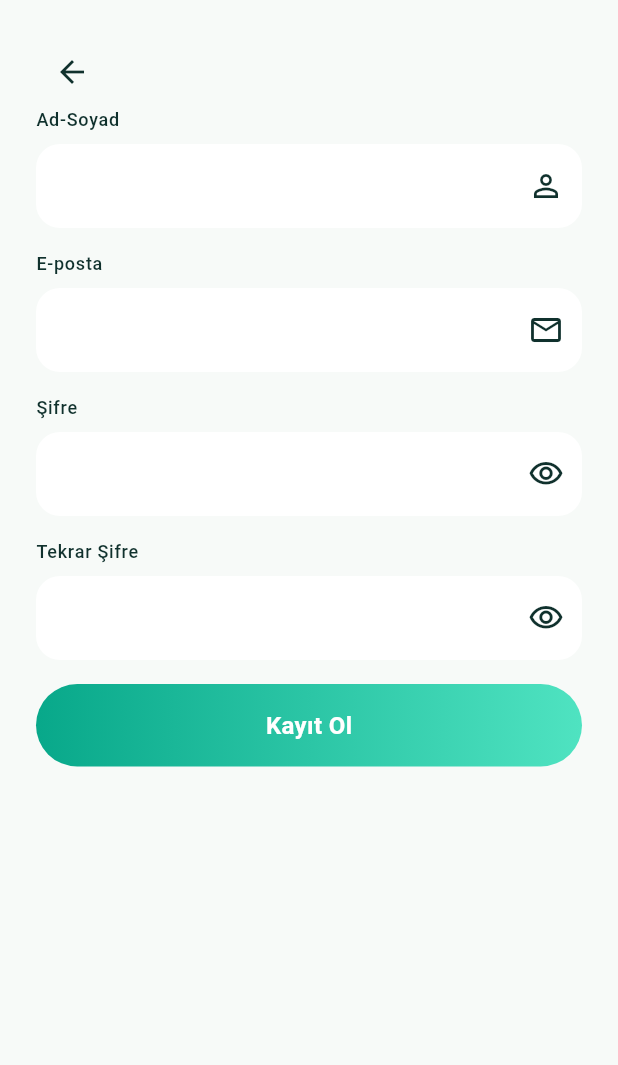
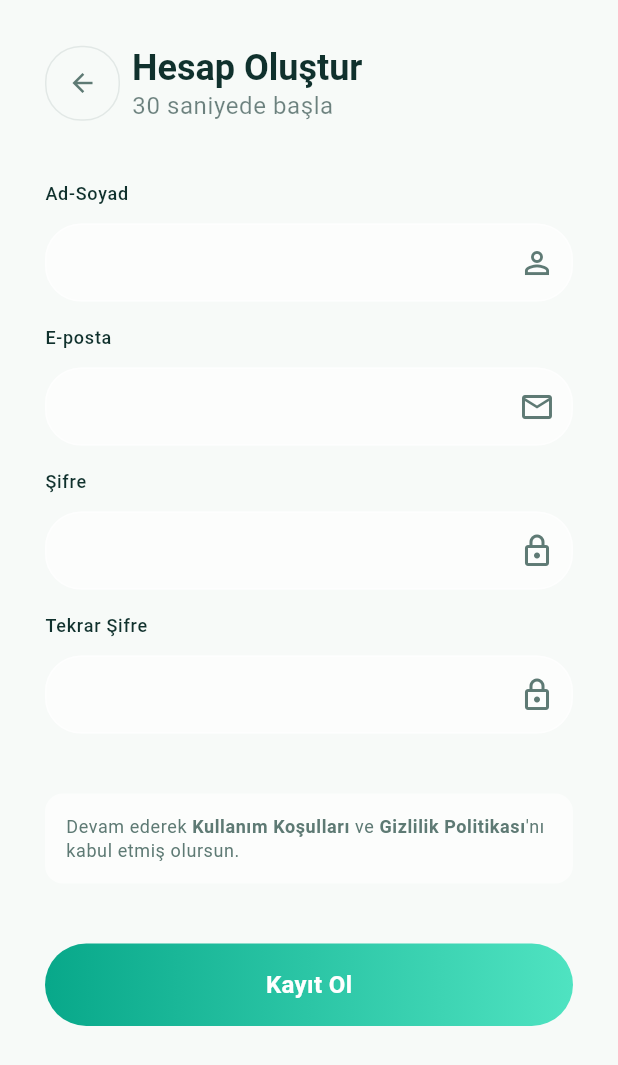
Before and after one commit to Fiaxus/harcama_takip_uygulamasi, a Flutter app: the screen it shows after launch, after a tap on "Giriş Yap", after a tap on "Hesabın yok mu? Kayıt Ol", on a phone screen of 412 x 824 dp. Shown: the top 1065 px of the screen. Run offline on Flutter 3.47's test engine with Material 3 defaults, Android fonts, the phone set to English and light mode, and no system bars; our stand-ins replace firebase_core, flutter_lucide, go_router; accounts and stored records are empty.

Commit message:
Klasör yapısı düzenlendi ve görsel iyileştirme uygulandı

```diff
--- a/lib/main.dart
+++ b/lib/main.dart
@@ -1,6 +1,7 @@
 import 'package:flutter/material.dart';
 
 import 'routes/app_router.dart';
+import 'theme/app_theme.dart';
 
 void main() {
   runApp(const MyApp());
@@ -11,49 +12,13 @@ class MyApp extends StatelessWidget {
 
   @override
   Widget build(BuildContext context) {
-    final lightColorScheme = ColorScheme.light(
-      primary: const Color(0xFF08A88A),
-      surface: const Color(0xFFFFFFFF), // card
-      onSurface: const Color(0xFF10312D), // foreground
-      secondary: const Color(0xFFE0912F), // accent
-      error: const Color(0xFFDC4A38), // destructive
-    );
-    final darkColorScheme = ColorScheme.dark(
-      primary: const Color(0xFF4FE3C1),
-      surface: const Color(0xFF1B232B), // card
-      onSurface: const Color(0xFFEEF6F4), // foreground
-      secondary: const Color(0xFFF0AE4C), // accent
-      error: const Color(0xFFF2745F), // destructive
-    );
     return MaterialApp.router(
       debugShowCheckedModeBanner: false,
       title: 'Harcama Takip Uygulaması',
-      theme: ThemeData(
-        colorScheme: lightColorScheme,
-        scaffoldBackgroundColor: const Color(0xFFF7FAF8),
-        useMaterial3: true,
-        inputDecorationTheme: InputDecorationTheme(
-          filled: true,
-          fillColor: lightColorScheme.surface,
-          border: OutlineInputBorder(
-            borderRadius: BorderRadius.circular(16),
-            borderSide: BorderSide.none,
-          ),
-        ),
-      ),
-      darkTheme: ThemeData(
-        colorScheme: darkColorScheme,
-        scaffoldBackgroundColor: const Color(0xFF12181E),
-        useMaterial3: true,
-        inputDecorationTheme: InputDecorationTheme(
-          filled: true,
-          fillColor: darkColorScheme.surface,
-          border: OutlineInputBorder(
-            borderRadius: BorderRadius.circular(16),
-            borderSide: BorderSide.none,
-          ),
-        ),
-      ),
+
+      theme: AppTheme.lightTheme,
+      darkTheme: AppTheme.darkTheme,
+
       themeMode: ThemeMode.system,
       routerConfig: router,
     );
--- a/lib/screens/auth/login_screen.dart
+++ b/lib/screens/auth/login_screen.dart
@@ -20,7 +20,7 @@ class _LoginScreenState extends State<LoginScreen> {
   Widget build(BuildContext context) {
     return Scaffold(
       body: Padding(
-        padding: EdgeInsets.all(24),
+        padding: EdgeInsets.all(30),
         child: Form(
           key: formKey,
           child: SingleChildScrollView(
@@ -88,15 +88,16 @@ class _LoginScreenState extends State<LoginScreen> {
                     },
                     child: const Text(
                       'Şifremi unuttum',
-                      style: TextStyle(fontSize: 14),
+                      style: TextStyle(fontSize: 16),
                     ),
                   ),
                 ),
+                const SizedBox(height: 16),
                 AppGradientButton(
                   label: 'Giriş Yap',
                   onPressed: () {
                     if (formKey.currentState!.validate()) {
-                      print('Form Geçerli!');
+                      debugPrint('Form Geçerli!');
                     }
                   },
                 ),
@@ -131,19 +132,30 @@ class _LoginScreenState extends State<LoginScreen> {
                     onPressed: () {
                       // Google ile giriş ekle
                     },
-                    icon: const Icon(Icons.g_mobiledata, size: 40),
+                    style: OutlinedButton.styleFrom(
+                      padding: const EdgeInsets.symmetric(vertical: 14),
+                      foregroundColor: Theme.of(context).colorScheme.onSurface,
+                      shape: RoundedRectangleBorder(
+                        borderRadius: BorderRadiusGeometry.circular(30),
+                      ),
+                    ),
                     label: const Text(
                       'Google ile devam et',
                       style: TextStyle(fontSize: 20),
                     ),
                   ),
                 ),
-                SizedBox(height: 16),
-                TextButton(
-                  onPressed: () {
-                    context.go('/register');
-                  },
-                  child: Text('Hesabın yok mu? Kayıt Ol'),
+                SizedBox(height: 40),
+                Center(
+                  child: TextButton(
+                    onPressed: () {
+                      context.go('/register');
+                    },
+                    child: Text(
+                      'Hesabın yok mu? Kayıt Ol',
+                      style: TextStyle(fontSize: 16),
+                    ),
+                  ),
                 ),
               ],
             ),
--- a/lib/screens/auth/register_screen.dart
+++ b/lib/screens/auth/register_screen.dart
@@ -20,8 +20,9 @@ class _RegisterScreenState extends State<RegisterScreen> {
   @override
   Widget build(BuildContext context) {
     return Scaffold(
-      body: Padding(
-        padding: EdgeInsets.all(24),
+      body: SafeArea(
+        child: Padding(
+          padding: EdgeInsets.all(30),
           child: Form(
             key: formKey,
             child: SingleChildScrollView(
@@ -29,12 +30,48 @@ class _RegisterScreenState extends State<RegisterScreen> {
                 crossAxisAlignment: CrossAxisAlignment.start,
 
                 children: [
-                IconButton(
+                  Row(
+                    children: [
+                      Container(
+                        decoration: BoxDecoration(
+                          border: Border.all(
+                            color: Theme.of(context).colorScheme.outline,
+                          ),
+                          borderRadius: BorderRadius.circular(24),
+                        ),
+                        child: IconButton(
                           onPressed: () {
                             context.go('/login');
                           },
-                  icon: Icon(Icons.arrow_back),
+                          icon: const Icon(Icons.arrow_back, size: 20),
                         ),
+                      ),
+                      const SizedBox(width: 8),
+                      Column(
+                        crossAxisAlignment: CrossAxisAlignment.start,
+                        children: [
+                          Text(
+                            'Hesap Oluştur',
+                            style: Theme.of(context).textTheme.titleLarge
+                                ?.copyWith(
+                                  fontWeight: FontWeight.bold,
+                                  fontSize: 24,
+                                ),
+                          ),
+                          Text(
+                            '30 saniyede başla',
+                            style: Theme.of(context).textTheme.bodySmall
+                                ?.copyWith(
+                                  color: Theme.of(context).colorScheme.onSurface
+                                      .withValues(alpha: 0.6),
+                                  fontSize: 16,
+                                ),
+                          ),
+                        ],
+                      ),
+                    ],
+                  ),
+                  const SizedBox(height: 40),
                   AppTextField(
                     label: 'Ad-Soyad',
                     controller: nameController,
@@ -65,7 +102,7 @@ class _RegisterScreenState extends State<RegisterScreen> {
                   AppTextField(
                     label: 'Şifre',
                     controller: passwordController,
-                  icon: Icons.visibility_outlined,
+                    icon: Icons.lock_outlined,
                     validator: (value) {
                       if (value == null || value.isEmpty) {
                         return 'Şifre boş olamaz';
@@ -81,7 +118,7 @@ class _RegisterScreenState extends State<RegisterScreen> {
                   AppTextField(
                     label: 'Tekrar Şifre',
                     controller: againPasswordController,
-                  icon: Icons.visibility_outlined,
+                    icon: Icons.lock_outlined,
                     validator: (value) {
                       if (value == null || value.isEmpty) {
                         return 'Şifre tekrarı boş olamaz';
@@ -92,17 +129,47 @@ class _RegisterScreenState extends State<RegisterScreen> {
                     },
                     obscureText: true,
                   ),
-                SizedBox(height: 16),
+                  SizedBox(height: 40),
+                  Container(
+                    padding: const EdgeInsets.all(14),
+                    decoration: BoxDecoration(
+                      color: Theme.of(context).colorScheme.surface
+                          .withValues(alpha: 0.6),
+                      borderRadius: BorderRadius.circular(12),
+                    ),
+                    child: RichText(
+                      text: TextSpan(
+                        style: Theme.of(context).textTheme.bodySmall?.copyWith(
+                          color: Theme.of(context).colorScheme.onSurfaceVariant,
+                        ),
+                        children: const [
+                          TextSpan(text: 'Devam ederek '),
+                          TextSpan(
+                            text: 'Kullanım Koşulları',
+                            style: TextStyle(fontWeight: FontWeight.bold),
+                          ),
+                          TextSpan(text: ' ve '),
+                          TextSpan(
+                            text: 'Gizlilik Politikası',
+                            style: TextStyle(fontWeight: FontWeight.bold),
+                          ),
+                          TextSpan(text: '\'nı kabul etmiş olursun.'),
+                        ],
+                      ),
+                    ),
+                  ),
+                  const SizedBox(height: 40),
                   AppGradientButton(
                     label: 'Kayıt Ol',
                     onPressed: () {
                       if (formKey.currentState!.validate()) {
-                      print('Form geçerli!');
+                        debugPrint('Form geçerli!');
                       }
                     },
                   ),
                   SizedBox(height: 16),
                 ],
+              ),
             ),
           ),
         ),
--- /dev/null
+++ b/lib/theme/app_theme.dart
@@ -0,0 +1,55 @@
+import 'package:flutter/material.dart';
+
+class AppTheme {
+  static final lightColorScheme = ColorScheme.light(
+    primary: const Color(0xFF08A88A),
+    tertiary: const Color(0xFF4FE3C1),
+    surface: const Color(0xFFFFFFFF),
+    onSurface: const Color(0xFF10312D),
+    secondary: const Color(0xFFE0912F),
+    error: const Color(0xFFDC4A38),
+    outline: const Color(0xFFE2E8E6),
+    onSurfaceVariant: const Color(0xFF5E7A74),
+  );
+
+  static final darkColorScheme = ColorScheme.dark(
+    primary: const Color(0xFF4FE3C1),
+    tertiary: const Color(0xFF08A88A),
+    surface: const Color(0xFF1B232B),
+    onSurface: const Color(0xFFEEF6F4),
+    secondary: const Color(0xFFF0AE4C),
+    error: const Color(0xFFF2745F),
+    outline: Colors.white.withValues(alpha: 0.09),
+    onSurfaceVariant: const Color(0xFFA3B8B2),
+  );
+
+  static final lightTheme = ThemeData(
+    colorScheme: lightColorScheme,
+    scaffoldBackgroundColor: const Color(0xFFF7FAF8),
+    useMaterial3: true,
+    inputDecorationTheme: InputDecorationTheme(
+      filled: true,
+      fillColor: lightColorScheme.surface.withValues(alpha: 0.6),
+      contentPadding: const EdgeInsets.symmetric(horizontal: 14, vertical: 14),
+      border: OutlineInputBorder(
+        borderRadius: BorderRadius.circular(12),
+        borderSide: BorderSide(color: lightColorScheme.outline),
+      ),
+    ),
+  );
+
+  static final darkTheme = ThemeData(
+    colorScheme: darkColorScheme,
+    scaffoldBackgroundColor: const Color(0xFF12181E),
+    useMaterial3: true,
+    inputDecorationTheme: InputDecorationTheme(
+      filled: true,
+      fillColor: darkColorScheme.surface.withValues(alpha: 0.6),
+      contentPadding: const EdgeInsets.symmetric(horizontal: 14, vertical: 14),
+      border: OutlineInputBorder(
+        borderRadius: BorderRadius.circular(12),
+        borderSide: BorderSide(color: darkColorScheme.outline),
+      ),
+    ),
+  );
+}
--- a/lib/widgets/app_gradient_button.dart
+++ b/lib/widgets/app_gradient_button.dart
@@ -19,7 +19,7 @@ class AppGradientButton extends StatelessWidget {
           gradient: LinearGradient(
             colors: [
               Theme.of(context).colorScheme.primary,
-              const Color(0xFF4FE3C1),
+              Theme.of(context).colorScheme.tertiary,
             ],
           ),
           borderRadius: BorderRadius.circular(30),
--- a/lib/widgets/app_text_field.dart
+++ b/lib/widgets/app_text_field.dart
@@ -22,29 +22,35 @@ class AppTextField extends StatelessWidget {
       crossAxisAlignment: CrossAxisAlignment.start,
       children: [
         Text(label, style: Theme.of(context).textTheme.labelMedium),
-        const SizedBox(height: 8),
+        const SizedBox(height: 12),
         TextFormField(
           controller: controller,
           validator: validator,
           obscureText: obscureText,
           decoration: InputDecoration(
             suffixIcon: Icon(icon),
+            enabledBorder: OutlineInputBorder(
+              borderRadius: BorderRadius.circular(24),
+              borderSide: BorderSide(
+                color: Theme.of(context).colorScheme.surface.withValues(alpha: 0.6),
+              ),
+            ),
             focusedBorder: OutlineInputBorder(
-              borderRadius: BorderRadius.circular(16),
+              borderRadius: BorderRadius.circular(24),
               borderSide: BorderSide(
                 color: Theme.of(context).colorScheme.primary,
                 width: 2,
               ),
             ),
             errorBorder: OutlineInputBorder(
-              borderRadius: BorderRadius.circular(16),
+              borderRadius: BorderRadius.circular(24),
               borderSide: BorderSide(
                 color: Theme.of(context).colorScheme.error,
                 width: 2,
               ),
             ),
             focusedErrorBorder: OutlineInputBorder(
-              borderRadius: BorderRadius.circular(16),
+              borderRadius: BorderRadius.circular(24),
               borderSide: BorderSide(
                 color: Theme.of(context).colorScheme.error,
                 width: 2,
```
Lines whose indentation alone changed are shown as unchanged.
